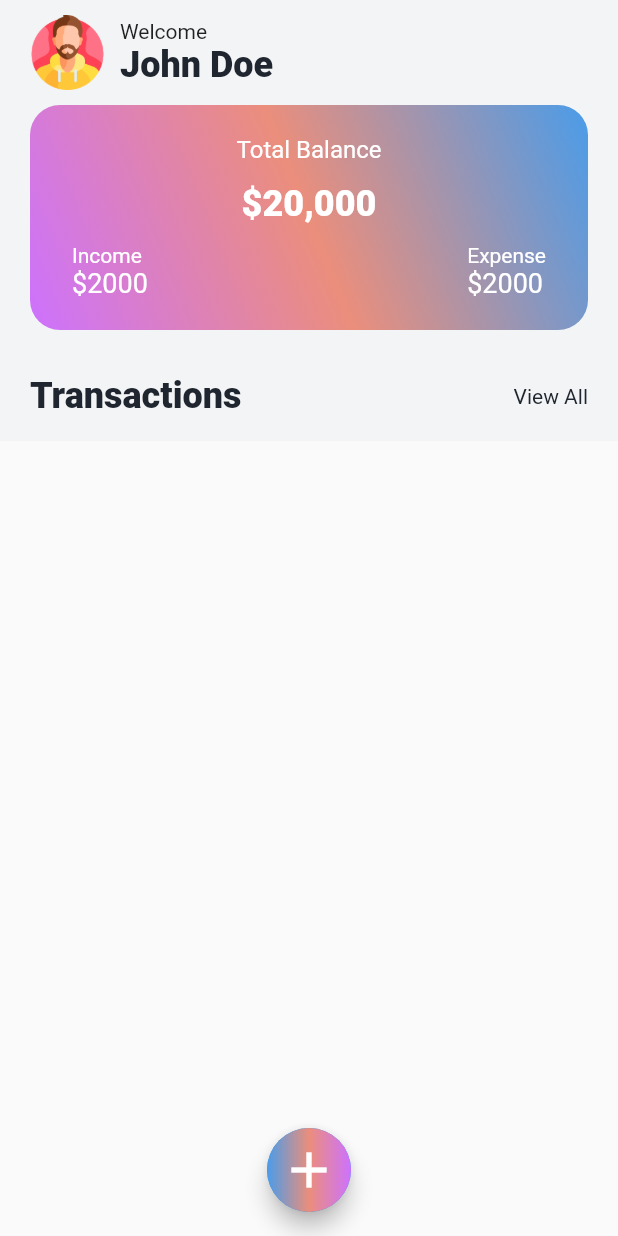
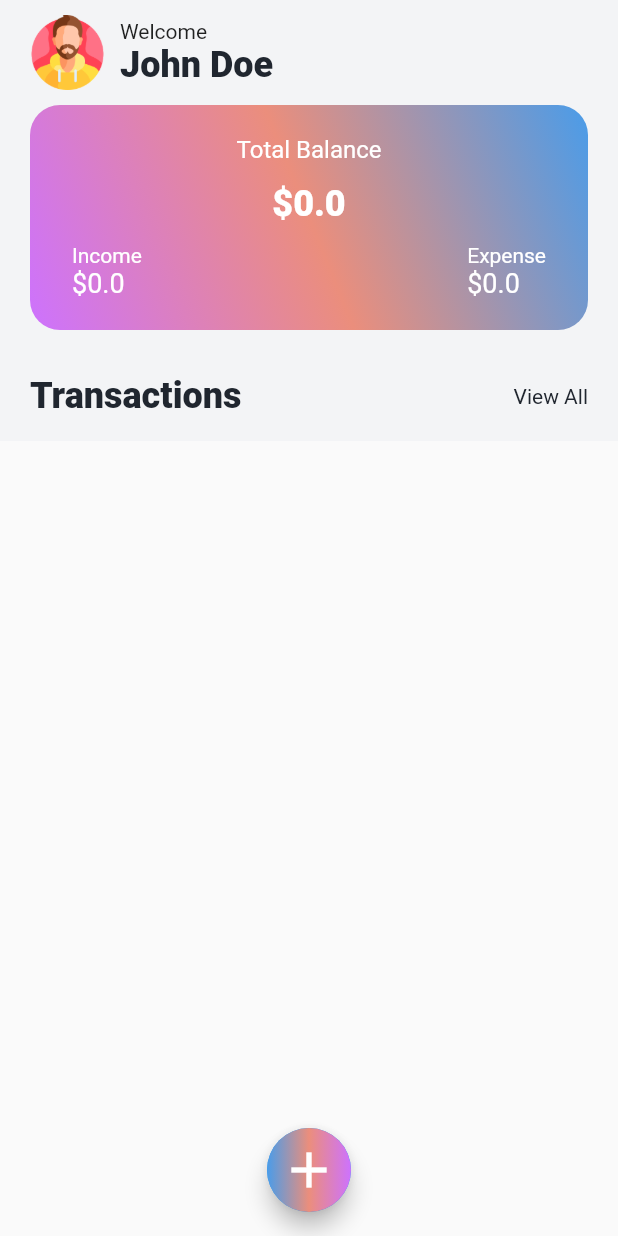
Before and after one commit to sajidsalu/expense_tracker, a Flutter app: the screen it shows after launch, on a phone screen of 412 x 824 dp. Run offline on Flutter 3.47's test engine with Material 2 defaults, Android fonts, the phone set to English and light mode, and no system bars; our stand-ins replace hive, hive_flutter, rxdart; missing offline and left inert: flutter_guid; accounts and stored records are empty.

Commit message:
hive integration

```diff
--- a/lib/constants/hive_boxes.dart
+++ b/lib/constants/hive_boxes.dart
@@ -3,4 +3,6 @@ class HiveBoxes{
 
   static const String expenses = "ExpensesTracker";
   static const String transactionCategories = "TransactionCategories";
+  static const String transactionSummary = "TransactionSummary";
+
 }
--- /dev/null
+++ b/lib/models/transaction_summary.dart
@@ -0,0 +1,37 @@
+import 'package:expense_tracker/services/Utils/parse_utils.dart';
+import 'package:expense_tracker/services/types/transaction_type.dart';
+import 'package:hive/hive.dart';
+part 'transaction_summary.g.dart';
+
+@HiveType(typeId: 3)
+class TransactionSummary extends HiveObject{
+  @HiveField(0)
+  late double expense;
+  @HiveField(1)
+  late double income;
+
+  TransactionSummary({required this.expense, required this.income});
+
+  TransactionSummary.fromJson(Map<String, dynamic> json) {
+    expense = ParsingUtils.doubleFrom(json['expense']);
+    income = ParsingUtils.doubleFrom(json['income']);
+  }
+
+  Map<String, dynamic> toJson() {
+    return {
+      'category': expense,
+      'categoryId': income,
+    };
+  }
+
+  @override
+  String toString() {
+    return '{expsense: $expense,income: $income}';
+  }
+
+  TransactionSummary.reset({
+    this.expense=0.00,
+    this.income=0.00,
+  });
+
+}
--- a/lib/modules/home/bloc.dart
+++ b/lib/modules/home/bloc.dart
@@ -0,0 +1,22 @@
+import 'package:expense_tracker/models/transaction_summary.dart';
+import 'package:expense_tracker/services/transaction_summary_service.dart';
+import 'package:rxdart/rxdart.dart';
+
+class HomeBloc {
+
+  TransactionSummaryService summaryService = TransactionSummaryService();
+
+  final _reqInProgress = BehaviorSubject<bool>.seeded(false);
+  final _summary = BehaviorSubject<TransactionSummary>.seeded(TransactionSummary.reset());
+
+  get summaryValue => _summary.value;
+
+  Stream<bool> get reqInProgress => _reqInProgress.stream;
+  Stream<TransactionSummary> get summary => _summary.stream;
+
+  void getTransactionSummary(){
+     TransactionSummary summary = summaryService.getTransactionSummary() as TransactionSummary;
+    _summary.sink.add(summary);
+  }
+
+}
--- a/lib/modules/home/dashboard_card.dart
+++ b/lib/modules/home/dashboard_card.dart
@@ -1,6 +1,12 @@
 import 'package:expense_tracker/constants/colors.dart';
+import 'package:expense_tracker/constants/hive_boxes.dart';
 import 'package:expense_tracker/constants/styles.dart';
+import 'package:expense_tracker/models/transaction_summary.dart';
+import 'package:expense_tracker/modules/home/bloc.dart';
+import 'package:expense_tracker/services/Utils/parse_utils.dart';
+import 'package:expense_tracker/services/transaction_summary_service.dart';
 import 'package:flutter/material.dart';
+import 'package:hive_flutter/hive_flutter.dart';
 
 class DashboardCard extends StatefulWidget {
   const DashboardCard({Key? key}) : super(key: key);
@@ -10,6 +16,18 @@ class DashboardCard extends StatefulWidget {
 }
 
 class _DashboardCardState extends State<DashboardCard> {
+
+  HomeBloc _bloc = HomeBloc();
+
+  late Box<TransactionSummary> dataBox;
+
+  @override
+  void initState() {
+    // TODO: implement initState
+    super.initState();
+    dataBox = Hive.box<TransactionSummary>(HiveBoxes.transactionSummary);
+
+  }
   @override
   Widget build(BuildContext context) {
     return Container(
@@ -29,12 +47,20 @@ class _DashboardCardState extends State<DashboardCard> {
           ),
           child: Padding(
             padding: const EdgeInsets.all(8.0),
-            child: Column(
+            child: ValueListenableBuilder(
+              valueListenable: dataBox.listenable(),
+              builder: (context, Box<TransactionSummary> items, _){
+                final data = items.get(HiveBoxes.transactionSummary);
+                var summary = data;
+                var newBalance = ParsingUtils.doubleFrom(summary?.income) - ParsingUtils.doubleFrom(summary?.expense);
+                var totalExpense = ParsingUtils.doubleFrom(summary?.expense);
+                var totalIncome = ParsingUtils.doubleFrom(summary?.income);
+                return Column(
                   mainAxisAlignment: MainAxisAlignment.spaceEvenly,
                   crossAxisAlignment: CrossAxisAlignment.center,
                   children:[
                     Text("Total Balance",style: TextStyles.h5),
-                Text("\$20,000",style: TextStyles.h1),
+                    Text("\$${newBalance}",style: TextStyles.h1),
                     Padding(
                       padding: EdgeInsets.only(left: 20,right: 20),
                       child: Row(
@@ -46,20 +72,22 @@ class _DashboardCardState extends State<DashboardCard> {
                             crossAxisAlignment: CrossAxisAlignment.start,
                             children: [
                               Text("Income",style: TextStyle(color: AppColors.white),),
-                          Text("\$2000",style: TextStyle(color: AppColors.white, fontSize: 18),),
+                              Text("\$${totalIncome}",style: TextStyle(color: AppColors.white, fontSize: 18),),
                             ],
                           ),
                           Column(
                             crossAxisAlignment: CrossAxisAlignment.start,
                             children: [
                               Text("Expense",style: TextStyle(color: AppColors.white),),
-                          Text("\$2000",style: TextStyle(color: AppColors.white,fontSize: 18),),
+                              Text("\$${totalExpense}",style: TextStyle(color: AppColors.white,fontSize: 18),),
                             ],
                           )
                         ],
                       ),
                     )
                   ] ,
+                );
+              }
             ),
           ),
         );
--- a/lib/modules/home/home.dart
+++ b/lib/modules/home/home.dart
@@ -90,13 +90,13 @@ class _HomeScreenState extends State<HomeScreen> {
                     crossAxisAlignment: CrossAxisAlignment.start,
                     children: [
                       Row(
-                        children: [
+                        children: const [
                           Expanded(
                             child: DashboardCard(),
                           ),
                         ],
                       ),
-                      SizedBox(height: 30,),
+                      const SizedBox(height: 30,),
                       Row(
                         mainAxisAlignment: MainAxisAlignment.spaceBetween,
                         children: [
--- /dev/null
+++ b/lib/services/transaction_summary_service.dart
@@ -0,0 +1,38 @@
+import 'package:expense_tracker/constants/hive_boxes.dart';
+import 'package:expense_tracker/models/transaction_summary.dart';
+import 'package:expense_tracker/services/Utils/parse_utils.dart';
+import 'package:flutter/material.dart';
+import 'package:hive_flutter/hive_flutter.dart';
+
+class TransactionSummaryService{
+
+  static void openTransactionBox() async{
+    await Hive.openBox<TransactionSummary>(HiveBoxes.transactionSummary);
+  }
+  static void insertTransactionSummaryService() async{
+    await Hive.openBox<TransactionSummary>(HiveBoxes.transactionSummary);
+    Box<TransactionSummary> dataBox = Hive.box<TransactionSummary>(HiveBoxes.transactionSummary);
+    dataBox.put(HiveBoxes.transactionSummary, TransactionSummary.reset());
+  }
+
+  void updateTransactionSummary({required double amount, required bool isExpense}) async{
+    //Hive.openBox<TransactionSummary>(HiveBoxes.transactionSummary);
+    Box<TransactionSummary> dataBox = Hive.box<TransactionSummary>(HiveBoxes.transactionSummary);
+    var currentExpense = dataBox.get(HiveBoxes.transactionSummary);
+    if(isExpense){
+      currentExpense?.income = ParsingUtils.doubleFrom(currentExpense.income) + amount;
+    }else{
+      currentExpense?.expense = ParsingUtils.doubleFrom(currentExpense.expense) + amount;
+    }
+    dataBox.put(HiveBoxes.transactionSummary, currentExpense!);
+
+  }
+
+  Future<TransactionSummary?> getTransactionSummary() async{
+    //Hive.openBox<TransactionSummary>(HiveBoxes.transactionSummary);
+    Box<TransactionSummary> dataBox = Hive.box<TransactionSummary>(HiveBoxes.transactionSummary);
+    var currentSummary = dataBox.get(HiveBoxes.transactionSummary);
+    return currentSummary;
+
+  }
+}
--- a/lib/services/transaction_utils.dart
+++ b/lib/services/transaction_utils.dart
@@ -1,12 +1,15 @@
 import 'package:expense_tracker/constants/hive_boxes.dart';
 import 'package:expense_tracker/models/expense_transaction.dart';
+import 'package:expense_tracker/services/transaction_summary_service.dart';
 import 'package:hive_flutter/hive_flutter.dart';
 
 class ExpenseTransactionService{
   ExpenseTransactionService();
 
   void insertTransaction(ExpenseTransaction transaction){
+     TransactionSummaryService summaryService = TransactionSummaryService();
      Box<ExpenseTransaction> dataBox = Hive.box<ExpenseTransaction>(HiveBoxes.expenses);
      dataBox.put(transaction.id, transaction);
+     summaryService.updateTransactionSummary(amount: transaction.amount, isExpense: transaction.isExpense);
   }
 }
```
Also changed, not shown: lib/main.dart (+5 -2 lines), lib/modules/expense/create/create_expense.dart (+9 -3 lines), lib/services/Utils/date_utils.dart (+9 -0 lines), assets/images/other.png (added), assets/images/salary.png (added), lib/models/expense_transaction.g.dart, lib/models/transaction_summary.g.dart (added). Lines whose indentation alone changed are shown as unchanged.
